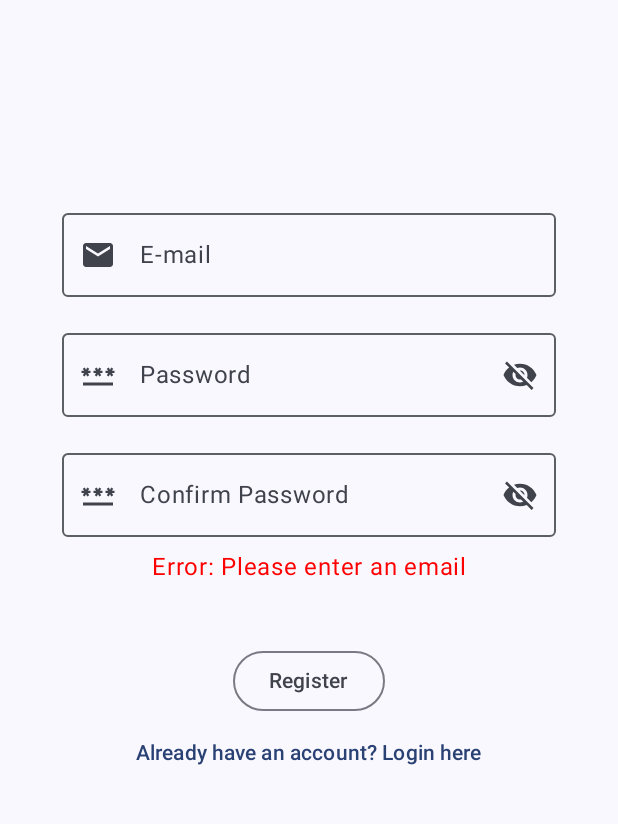
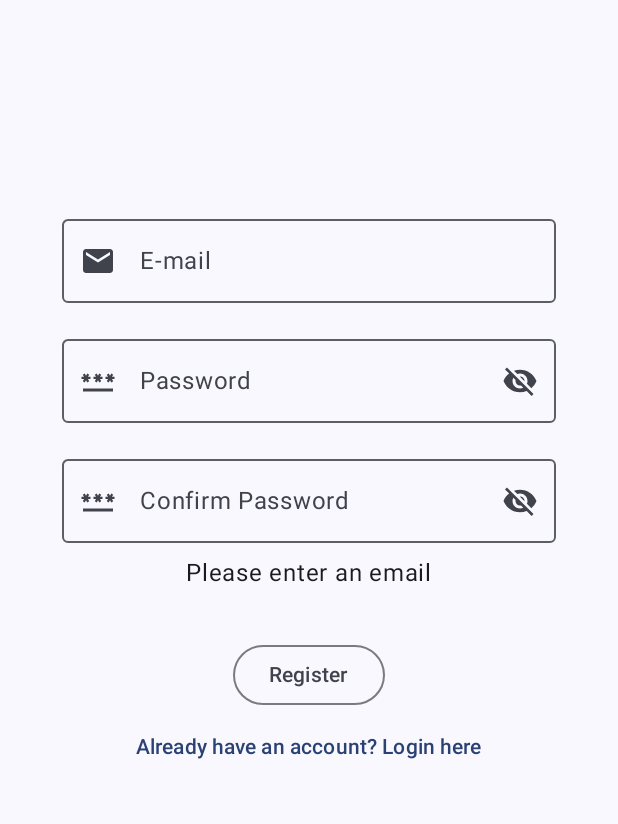
Before and after one commit to afick/PixelPulse, an Android app built with Jetpack Compose: the screen it shows after launch (MainActivity), after a tap on "Register", on a phone screen of 412 x 824 dp, the part 129-953 px from its top. Run offline under Robolectric (Android 15) with nearby library versions, the phone set to English and light mode, and no system bars; our stand-ins replace Dagger/Hilt's generated code, Firebase (no records; nobody signed in at launch, a user with empty details on screens opened directly); 2 other taps on this screen came first.

Commit message:
updated login screen

```diff
--- a/app/src/main/java/hu/ait/pixelpulse/ui/screen/auth/login/LoginScreen.kt
+++ b/app/src/main/java/hu/ait/pixelpulse/ui/screen/auth/login/LoginScreen.kt
@@ -1,5 +1,10 @@
 package hu.ait.pixelpulse.ui.screen.auth.login
 
+import androidx.compose.animation.AnimatedVisibility
+import androidx.compose.animation.core.MutableTransitionState
+import androidx.compose.animation.fadeIn
+import androidx.compose.animation.fadeOut
+import androidx.compose.foundation.Canvas
 import androidx.compose.foundation.layout.Arrangement
 import androidx.compose.foundation.layout.Box
 import androidx.compose.foundation.layout.Column
@@ -24,6 +29,7 @@ import androidx.compose.material3.TextButton
 import androidx.compose.runtime.Composable
 import androidx.compose.runtime.getValue
 import androidx.compose.runtime.mutableStateOf
+import androidx.compose.runtime.remember
 import androidx.compose.runtime.rememberCoroutineScope
 import androidx.compose.runtime.saveable.rememberSaveable
 import androidx.compose.runtime.setValue
@@ -52,6 +58,14 @@ fun LoginScreen(
     var login by rememberSaveable { mutableStateOf(false) }
     var register by rememberSaveable { mutableStateOf(false) }
 
+    var errorText by rememberSaveable {
+        mutableStateOf("")
+    }
+
+    var errorState by remember {
+        mutableStateOf(false)
+    }
+
 
     Box() {
         Text(
@@ -70,10 +84,17 @@ fun LoginScreen(
             horizontalAlignment = Alignment.CenterHorizontally
         ) {
             if (!login && !register) {
-                    OutlinedButton(onClick = { login = true }, modifier = Modifier.fillMaxWidth(0.5f).padding(vertical = 8.dp)) {
+                OutlinedButton(
+                    onClick = { login = true }, modifier = Modifier
+                        .fillMaxWidth(0.5f)
+                        .padding(vertical = 8.dp)
+                ) {
                     Text(text = "Login")
                 }
-                    OutlinedButton(onClick = { register = true }, modifier = Modifier.fillMaxWidth(0.5f)) {
+                OutlinedButton(
+                    onClick = { register = true },
+                    modifier = Modifier.fillMaxWidth(0.5f)
+                ) {
                     Text(text = "Sign Up")
                 }
             } else {
@@ -87,6 +108,7 @@ fun LoginScreen(
                     value = email,
                     onValueChange = {
                         email = it
+                        errorText = ""
                     },
                     singleLine = true,
                     leadingIcon = {
@@ -101,7 +123,10 @@ fun LoginScreen(
                         Text(text = "Password")
                     },
                     value = password,
-                    onValueChange = { password = it },
+                    onValueChange = {
+                        password = it
+                        errorText = ""
+                    },
                     singleLine = true,
                     visualTransformation = if (showPassword) VisualTransformation.None else PasswordVisualTransformation(),
                     leadingIcon = {
@@ -155,7 +180,7 @@ fun LoginScreen(
                             Text(text = "Confirm Password")
                         },
                         value = confirmPassword,
-                        onValueChange = { confirmPassword = it },
+                        onValueChange = { confirmPassword = it; errorText = "" },
                         singleLine = true,
                         visualTransformation = if (showPassword) VisualTransformation.None else PasswordVisualTransformation(),
                         leadingIcon = {
@@ -171,27 +196,31 @@ fun LoginScreen(
                             }
                         })
 
-                    fieldValidationMessage(loginScreenViewModel = loginScreenViewModel)
+
+
+                    AnimatedVisibility(
+                        visible = errorText.isNotEmpty(),
+                        enter = fadeIn(),
+                        exit = fadeOut()
+                    ) {
+                        Text(text = errorText)
+                    }
 
                     OutlinedButton(onClick = {
                         if (email.isEmpty()) {
-                            loginScreenViewModel.loginUiState =
-                                LoginUiState.Error("Please enter an email")
+                            errorText = "Please enter an email"
                             return@OutlinedButton
                         }
                         if (password.isEmpty()) {
-                            loginScreenViewModel.loginUiState =
-                                LoginUiState.Error("Please enter a password")
+                            errorText = "Please enter a password"
                             return@OutlinedButton
                         }
                         if (confirmPassword.isEmpty()) {
-                            loginScreenViewModel.loginUiState =
-                                LoginUiState.Error("Please confirm your password")
+                            errorText = "Please confirm your password"
                             return@OutlinedButton
                         }
                         if (password != confirmPassword) {
-                            loginScreenViewModel.loginUiState =
-                                LoginUiState.Error("Passwords do not match")
+                            errorText = "Passwords do not match"
                             return@OutlinedButton
                         }
                         loginScreenViewModel.registerUser(email, password)
@@ -201,6 +230,7 @@ fun LoginScreen(
                     TextButton(onClick = { register = false; login = true }) {
                         Text(text = "Already have an account? Login here")
                     }
+                    fieldValidationMessage(loginScreenViewModel = loginScreenViewModel)
                 }
             }
 
@@ -223,7 +253,8 @@ fun fieldValidationMessage(
             is LoginUiState.Loading -> CircularProgressIndicator()
             is LoginUiState.RegisterSuccess -> Text(text = "Registration Success")
             is LoginUiState.LoginSuccess -> Text(text = "Login Success")
-            is LoginUiState.Error -> Text(
+            is LoginUiState.Error ->
+                Text(
                     text = "Error: ${(loginScreenViewModel.loginUiState as LoginUiState.Error).error}",
                     textAlign = TextAlign.Center,
                     color = androidx.compose.ui.graphics.Color.Red,
```
Lines whose indentation alone changed are shown as unchanged.
